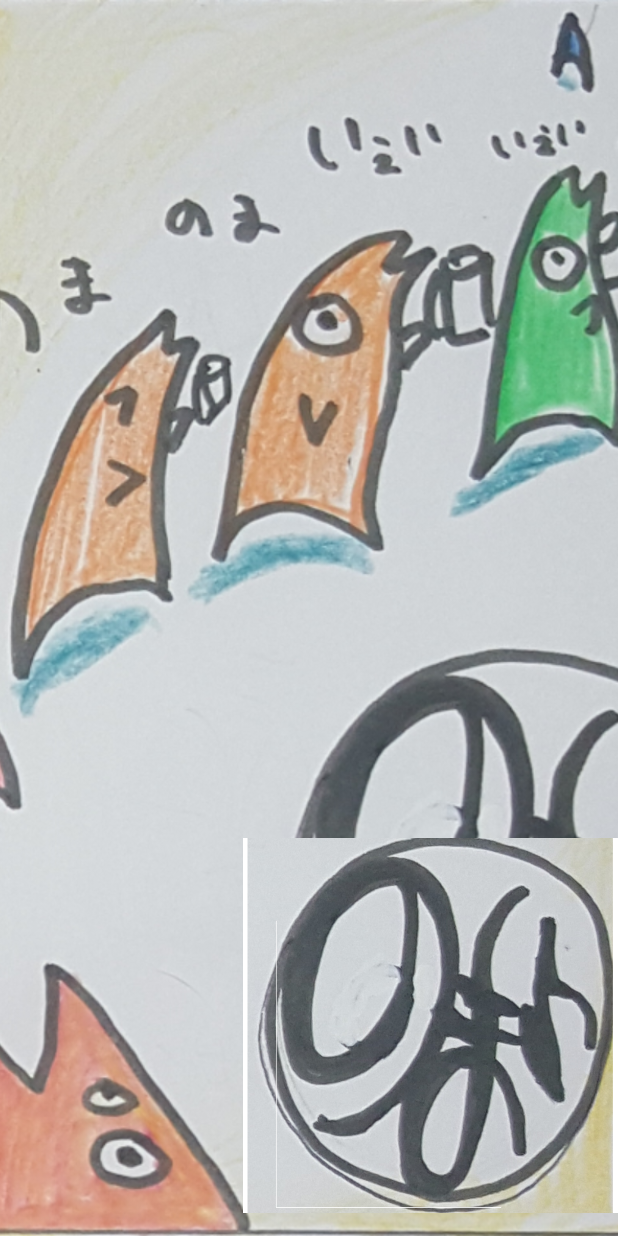
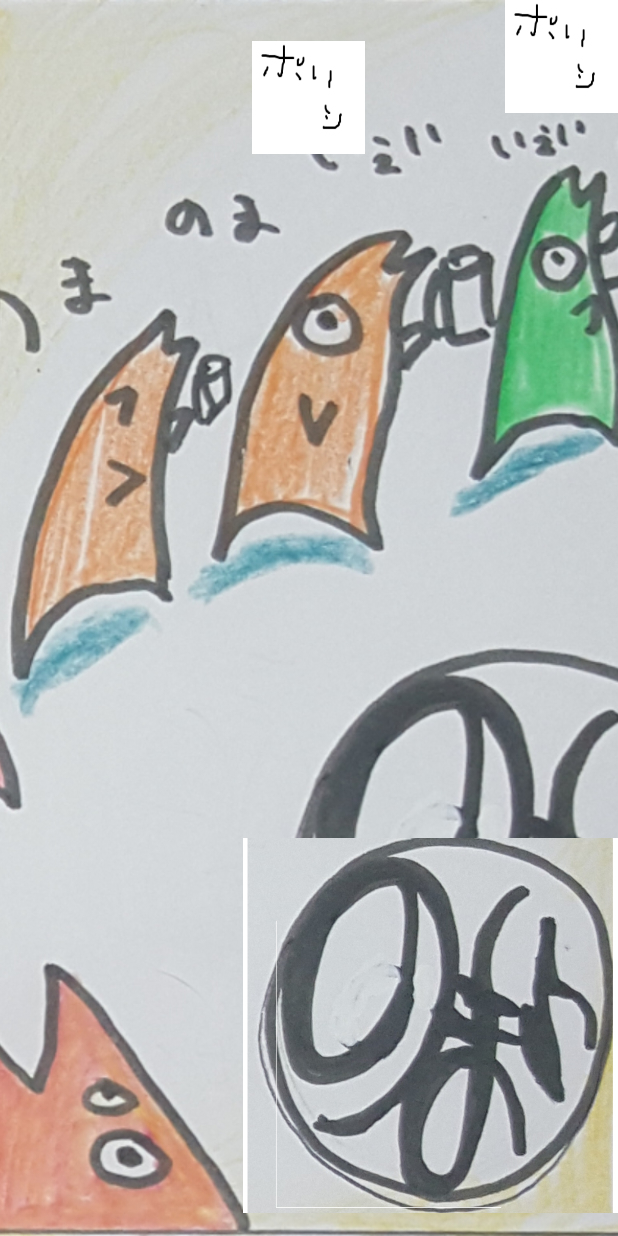
Before and after one commit to oplPRP/KMNM, an Android app: the GameActivity screen opened directly, with no data from a screen before it, on a phone screen of 412 x 824 dp. Run offline under Robolectric (Android 15) with nearby library versions, the phone set to English and light mode, and no system bars.

Commit message:
確認画面、投稿画面の作成 SNS連携、画像などの実装は未完了

```diff
--- a/KMNM/app/src/main/AndroidManifest.xml
+++ b/KMNM/app/src/main/AndroidManifest.xml
@@ -18,6 +18,8 @@
         </activity>
         <activity android:name=".MainActivity"></activity>
         <activity android:name=".GameActivity"></activity>
+        <activity android:name=".PostingActivity"></activity>
+        <activity android:name=".ChooseSNSActivity"></activity>
     </application>
 
     <user-permission android:name="android.permission.CAMERA"/>
--- a/KMNM/app/src/main/res/layout/activity_game.xml
+++ b/KMNM/app/src/main/res/layout/activity_game.xml
@@ -40,4 +40,25 @@
         android:id="@+id/game_hit"
         android:scaleType="centerCrop" />
 
+    <ImageButton
+        android:layout_width="75dp"
+        android:layout_height="75dp"
+        android:id="@+id/imageButton"
+        android:src="@drawable/policybutton"
+        android:scaleType="fitXY"
+        android:background="@null"
+        android:layout_alignParentTop="true"
+        android:layout_alignEnd="@+id/gamePushBtn" />
+
+    <ImageButton
+        android:layout_width="75dp"
+        android:layout_height="75dp"
+        android:id="@+id/policy"
+        android:src="@drawable/policybutton"
+        android:scaleType="fitXY"
+        android:layout_below="@+id/start"
+        android:layout_centerHorizontal="true"
+        android:layout_marginTop="27dp"
+        android:background="@null"/>
+
 </RelativeLayout>
```
Also changed, not shown: KMNM/app/src/main/java/com/example/prp/kmnm/ChooseSNSActivity.java (added, +39 -0 lines), KMNM/app/src/main/java/com/example/prp/kmnm/GameActivity.java (+56 -2 lines), KMNM/app/src/main/java/com/example/prp/kmnm/PostingActivity.java (added, +38 -0 lines), KMNM/app/src/main/res/layout/activity_checkpost.xml (added, +40 -0 lines), KMNM/app/src/main/res/layout/activity_choosesns.xml (added, +59 -0 lines), KMNM/app/src/main/res/drawable/backtomenu.png (added), KMNM/app/src/main/res/drawable/postsns.png (added).
